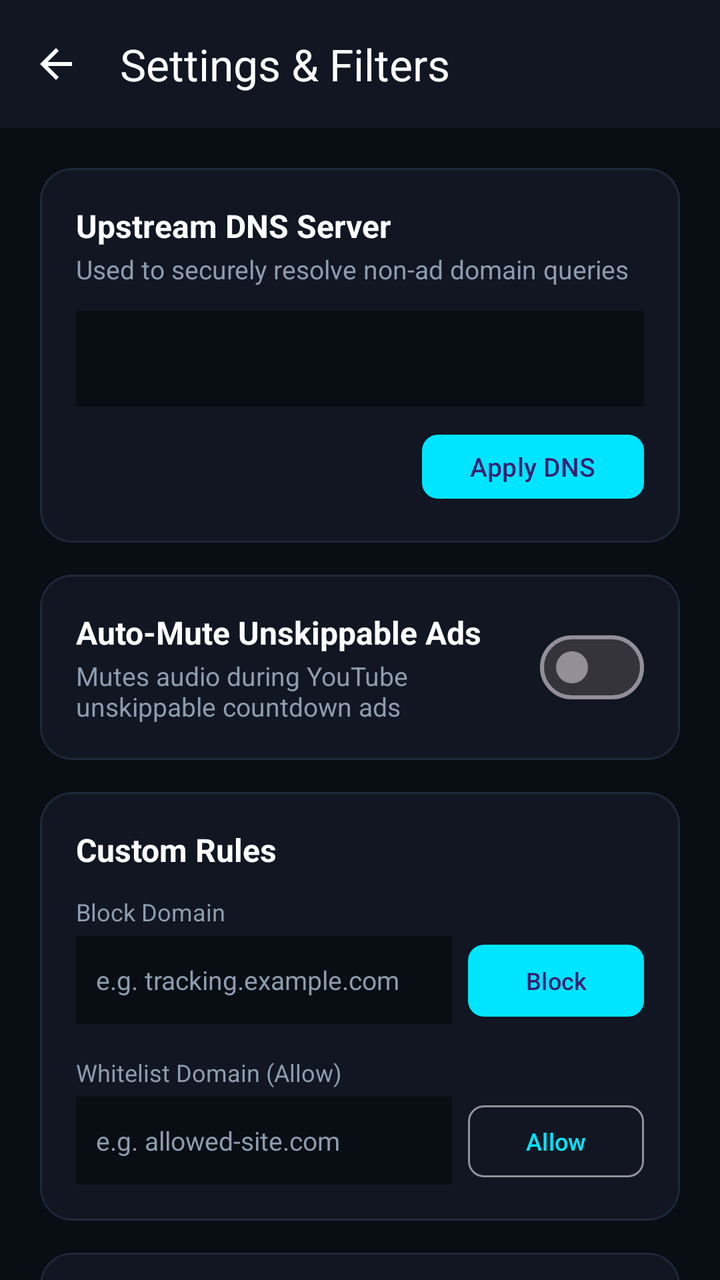
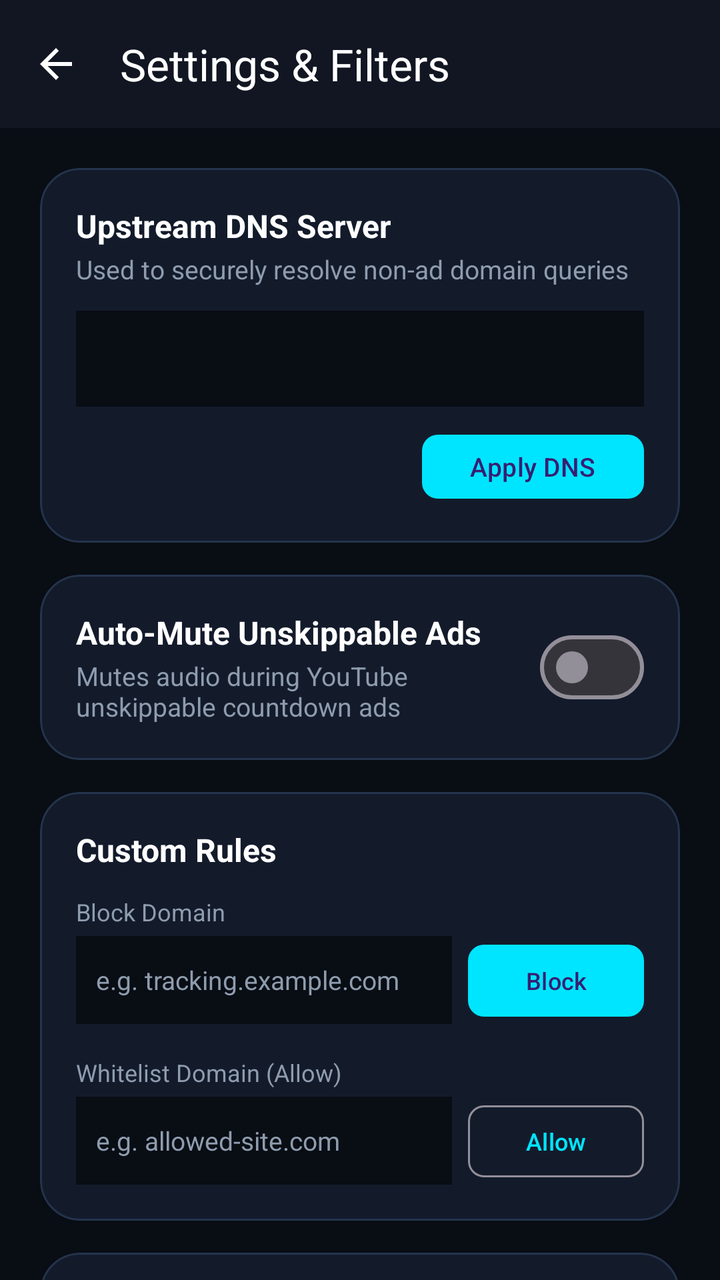

Before-and-after screenshots of an Android layout around one commit, followed by the original layout XML and the change that was made.
<!-- AndroidManifest.xml: application theme Theme.AdShield -->
<!-- res/layout/activity_settings.xml -->
<?xml version="1.0" encoding="utf-8"?>
<androidx.core.widget.NestedScrollView xmlns:android="http://schemas.android.com/apk/res/android"
    xmlns:app="http://schemas.android.com/apk/res-auto"
    android:layout_width="match_parent"
    android:layout_height="match_parent"
    android:background="@color/background_dark"
    android:fillViewport="true">

    <LinearLayout
        android:layout_width="match_parent"
        android:layout_height="wrap_content"
        android:orientation="vertical">

        
        <com.google.android.material.appbar.MaterialToolbar
            android:id="@+id/toolbar"
            android:layout_width="match_parent"
            android:layout_height="?attr/actionBarSize"
            android:background="@color/surface_dark"
            app:navigationIcon="@drawable/ic_arrow_back"
            app:navigationIconTint="@color/text_primary"
            app:title="Settings &amp; Filters"
            app:titleTextColor="@color/text_primary" />

        <LinearLayout
            android:layout_width="match_parent"
            android:layout_height="wrap_content"
            android:orientation="vertical"
            android:padding="20dp">

            
            <com.google.android.material.card.MaterialCardView
                android:layout_width="match_parent"
                android:layout_height="wrap_content"
                android:layout_marginBottom="16dp"
                app:cardBackgroundColor="@color/surface_dark"
                app:cardCornerRadius="16dp"
                app:strokeColor="@color/card_border"
                app:strokeWidth="1dp">

                <LinearLayout
                    android:layout_width="match_parent"
                    android:layout_height="wrap_content"
                    android:orientation="vertical"
                    android:padding="18dp">

                    <TextView
                        android:layout_width="wrap_content"
                        android:layout_height="wrap_content"
                        android:text="Upstream DNS Server"
                        android:textColor="@color/text_primary"
                        android:textSize="16sp"
                        android:textStyle="bold" />

                    <TextView
                        android:layout_width="wrap_content"
                        android:layout_height="wrap_content"
                        android:layout_marginTop="2dp"
                        android:layout_marginBottom="12dp"
                        android:text="Used to securely resolve non-ad domain queries"
                        android:textColor="@color/text_secondary"
                        android:textSize="13sp" />

                    <Spinner
                        android:id="@+id/spinnerDns"
                        android:layout_width="match_parent"
                        android:layout_height="48dp"
                        android:background="@drawable/ic_launcher_background"
                        android:backgroundTint="@color/background_dark" />

                    <Button
                        android:id="@+id/btnSaveDns"
                        android:layout_width="wrap_content"
                        android:layout_height="40dp"
                        android:layout_gravity="end"
                        android:layout_marginTop="10dp"
                        android:text="Apply DNS"
                        android:textSize="13sp"
                        app:cornerRadius="8dp" />
                </LinearLayout>
            </com.google.android.material.card.MaterialCardView>

            
            <com.google.android.material.card.MaterialCardView
                android:layout_width="match_parent"
                android:layout_height="wrap_content"
                android:layout_marginBottom="16dp"
                app:cardBackgroundColor="@color/surface_dark"
                app:cardCornerRadius="16dp"
                app:strokeColor="@color/card_border"
                app:strokeWidth="1dp">

                <RelativeLayout
                    android:layout_width="match_parent"
                    android:layout_height="wrap_content"
                    android:padding="18dp">

                    <LinearLayout
                        android:layout_width="wrap_content"
                        android:layout_height="wrap_content"
                        android:layout_toStartOf="@id/switchAutoMute"
                        android:orientation="vertical">

                        <TextView
                            android:layout_width="wrap_content"
                            android:layout_height="wrap_content"
                            android:text="Auto-Mute Unskippable Ads"
                            android:textColor="@color/text_primary"
                            android:textSize="16sp"
                            android:textStyle="bold" />

                        <TextView
                            android:layout_width="wrap_content"
                            android:layout_height="wrap_content"
                            android:layout_marginTop="2dp"
                            android:text="Mutes audio during YouTube unskippable countdown ads"
                            android:textColor="@color/text_secondary"
                            android:textSize="13sp" />
                    </LinearLayout>

                    <com.google.android.material.materialswitch.MaterialSwitch
                        android:id="@+id/switchAutoMute"
                        android:layout_width="wrap_content"
                        android:layout_height="wrap_content"
                        android:layout_alignParentEnd="true"
                        android:layout_centerVertical="true" />
                </RelativeLayout>
            </com.google.android.material.card.MaterialCardView>

            
            <com.google.android.material.card.MaterialCardView
                android:layout_width="match_parent"
                android:layout_height="wrap_content"
                android:layout_marginBottom="16dp"
                app:cardBackgroundColor="@color/surface_dark"
                app:cardCornerRadius="16dp"
                app:strokeColor="@color/card_border"
                app:strokeWidth="1dp">

                <LinearLayout
                    android:layout_width="match_parent"
                    android:layout_height="wrap_content"
                    android:orientation="vertical"
                    android:padding="18dp">

                    <TextView
                        android:layout_width="wrap_content"
                        android:layout_height="wrap_content"
                        android:text="Custom Rules"
                        android:textColor="@color/text_primary"
                        android:textSize="16sp"
                        android:textStyle="bold" />

                    
                    <TextView
                        android:layout_width="wrap_content"
                        android:layout_height="wrap_content"
                        android:layout_marginTop="12dp"
                        android:text="Block Domain"
                        android:textColor="@color/text_secondary"
                        android:textSize="12sp" />

                    <LinearLayout
                        android:layout_width="match_parent"
                        android:layout_height="wrap_content"
                        android:layout_marginTop="4dp"
                        android:orientation="horizontal">

                        <com.google.android.material.textfield.TextInputEditText
                            android:id="@+id/editBlacklistDomain"
                            android:layout_width="0dp"
                            android:layout_height="44dp"
                            android:layout_weight="1"
                            android:background="@drawable/ic_launcher_background"
                            android:backgroundTint="@color/background_dark"
                            android:hint="e.g. tracking.example.com"
                            android:maxLines="1"
                            android:paddingHorizontal="10dp"
                            android:textColor="@color/text_primary"
                            android:textColorHint="@color/text_secondary"
                            android:textSize="13sp" />

                        <Button
                            android:id="@+id/btnAddBlacklist"
                            android:layout_width="wrap_content"
                            android:layout_height="44dp"
                            android:layout_marginStart="8dp"
                            android:text="Block"
                            android:textSize="12sp"
                            app:cornerRadius="8dp" />
                    </LinearLayout>

                    
                    <TextView
                        android:layout_width="wrap_content"
                        android:layout_height="wrap_content"
                        android:layout_marginTop="16dp"
                        android:text="Whitelist Domain (Allow)"
                        android:textColor="@color/text_secondary"
                        android:textSize="12sp" />

                    <LinearLayout
                        android:layout_width="match_parent"
                        android:layout_height="wrap_content"
                        android:layout_marginTop="4dp"
                        android:orientation="horizontal">

                        <com.google.android.material.textfield.TextInputEditText
                            android:id="@+id/editWhitelistDomain"
                            android:layout_width="0dp"
                            android:layout_height="44dp"
                            android:layout_weight="1"
                            android:background="@drawable/ic_launcher_background"
                            android:backgroundTint="@color/background_dark"
                            android:hint="e.g. allowed-site.com"
                            android:maxLines="1"
                            android:paddingHorizontal="10dp"
                            android:textColor="@color/text_primary"
                            android:textColorHint="@color/text_secondary"
                            android:textSize="13sp" />

                        <Button
                            android:id="@+id/btnAddWhitelist"
                            style="@style/Widget.Material3.Button.OutlinedButton"
                            android:layout_width="wrap_content"
                            android:layout_height="44dp"
                            android:layout_marginStart="8dp"
                            android:text="Allow"
                            android:textSize="12sp"
                            app:cornerRadius="8dp" />
                    </LinearLayout>
                </LinearLayout>
            </com.google.android.material.card.MaterialCardView>

            
            <com.google.android.material.card.MaterialCardView
                android:layout_width="match_parent"
                android:layout_height="wrap_content"
                android:layout_marginBottom="16dp"
                app:cardBackgroundColor="@color/surface_dark"
                app:cardCornerRadius="16dp"
                app:strokeColor="@color/card_border"
                app:strokeWidth="1dp">

                <LinearLayout
                    android:layout_width="match_parent"
                    android:layout_height="wrap_content"
                    android:orientation="vertical"
                    android:padding="18dp">

                    <TextView
                        android:layout_width="wrap_content"
                        android:layout_height="wrap_content"
                        android:text="Start Page &amp; Personalization"
                        android:textColor="@color/text_primary"
                        android:textSize="16sp"
                        android:textStyle="bold" />

                    <TextView
                        android:layout_width="wrap_content"
                        android:layout_height="wrap_content"
                        android:layout_marginTop="2dp"
                        android:layout_marginBottom="14dp"
                        android:text="Customize homepage themes, wallpapers and speed dials"
                        android:textColor="@color/text_secondary"
                        android:textSize="13sp" />

                    <Button
                        android:id="@+id/btnWallpapersThemes"
                        style="@style/Widget.Material3.Button.TonalButton"
                        android:layout_width="match_parent"
                        android:layout_height="46dp"
                        android:layout_marginBottom="10dp"
                        android:text="Wallpapers &amp; Background Themes"
                        android:textSize="13sp"
                        app:cornerRadius="8dp" />

                    <Button
                        android:id="@+id/btnCustomizeSpeedDials"
                        style="@style/Widget.Material3.Button.OutlinedButton"
                        android:layout_width="match_parent"
                        android:layout_height="46dp"
                        android:text="Customize Speed Dial Shortcuts"
                        android:textSize="13sp"
                        app:cornerRadius="8dp" />
                </LinearLayout>
            </com.google.android.material.card.MaterialCardView>

            
            <com.google.android.material.card.MaterialCardView
                android:layout_width="match_parent"
                android:layout_height="wrap_content"
                app:cardBackgroundColor="@color/surface_dark"
                app:cardCornerRadius="16dp"
                app:strokeColor="@color/card_border"
                app:strokeWidth="1dp">

                <LinearLayout
                    android:layout_width="match_parent"
                    android:layout_height="wrap_content"
                    android:orientation="vertical"
                    android:padding="18dp">

                    <TextView
                        android:layout_width="wrap_content"
                        android:layout_height="wrap_content"
                        android:text="Native Android Private DNS (Zero Battery)"
                        android:textColor="@color/text_primary"
                        android:textSize="16sp"
                        android:textStyle="bold" />

                    <TextView
                        android:layout_width="wrap_content"
                        android:layout_height="wrap_content"
                        android:layout_marginTop="6dp"
                        android:lineSpacingExtra="3dp"
                        android:text="Android 9+ includes native Private DNS (DoT) which blocks ads system-wide without running any VPN background app at all:\n1. Settings -> Network &amp; Internet -> Private DNS.\n2. Select 'Private DNS provider hostname'.\n3. Enter: p2.freedns.controld.com"
                        android:textColor="@color/text_secondary"
                        android:textSize="13sp" />

                    <Button
                        android:id="@+id/btnCopyPrivateDns"
                        style="@style/Widget.Material3.Button.TonalButton"
                        android:layout_width="match_parent"
                        android:layout_height="44dp"
                        android:layout_marginTop="12dp"
                        android:text="Copy p2.freedns.controld.com"
                        android:textSize="13sp"
                        app:cornerRadius="8dp" />
                </LinearLayout>
            </com.google.android.material.card.MaterialCardView>

            
            <com.google.android.material.card.MaterialCardView
                android:layout_width="match_parent"
                android:layout_height="wrap_content"
                android:layout_marginTop="16dp"
                app:cardBackgroundColor="@color/surface_dark"
                app:cardCornerRadius="16dp"
                app:strokeColor="@color/card_border"
                app:strokeWidth="1dp">

                <LinearLayout
                    android:layout_width="match_parent"
                    android:layout_height="wrap_content"
                    android:orientation="vertical"
                    android:padding="18dp">

                    <TextView
                        android:layout_width="wrap_content"
                        android:layout_height="wrap_content"
                        android:text="FokkShield Updates"
                        android:textColor="@color/text_primary"
                        android:textSize="16sp"
                        android:textStyle="bold" />

                    <TextView
                        android:id="@+id/textSettingsVersionInfo"
                        android:layout_width="wrap_content"
                        android:layout_height="wrap_content"
                        android:layout_marginTop="4dp"
                        android:text="Installed Version: 1.0.30"
                        android:textColor="@color/fokk_cyan"
                        android:textSize="13sp" />

                    <Button
                        android:id="@+id/btnCheckForUpdates"
                        style="@style/Widget.Material3.Button.TonalButton"
                        android:layout_width="match_parent"
                        android:layout_height="44dp"
                        android:layout_marginTop="12dp"
                        android:text="Check for Updates Now"
                        android:textSize="13sp"
                        app:cornerRadius="8dp" />
                </LinearLayout>
            </com.google.android.material.card.MaterialCardView>

        </LinearLayout>
    </LinearLayout>
</androidx.core.widget.NestedScrollView>
<!-- resources referenced by this layout -->
<resources>
  <color name="background_dark">#090D14</color>
  <color name="card_border">#1E283C</color>
  <color name="fokk_cyan">#00E5FF</color>
  <color name="surface_dark">#111622</color>
  <color name="text_primary">#FFFFFF</color>
  <color name="text_secondary">#8E9CAE</color>
  <!-- drawable ic_arrow_back (drawable) -->
  <vector xmlns:android="http://schemas.android.com/apk/res/android"
      android:width="24dp"
      android:height="24dp"
      android:viewportWidth="24"
      android:viewportHeight="24">
    <path
        android:fillColor="#FFFFFF"
        android:pathData="M20,11H7.83l5.59,-5.59L12,4l-8,8 8,8 1.41,-1.41L7.83,13H20v-2z"/>
  </vector>
  <!-- drawable ic_launcher_background (drawable) -->
  <vector xmlns:android="http://schemas.android.com/apk/res/android"
      android:width="108dp"
      android:height="108dp"
      android:viewportWidth="108"
      android:viewportHeight="108">
    <path
        android:fillColor="#0164FF"
        android:pathData="M0,0h108v108h-108z"/>
  </vector>
  <style name="Theme.AdShield" parent="Theme.Material3.Dark.NoActionBar">
          <item name="colorPrimary">@color/secondary</item>
          <item name="colorSecondary">@color/accent_green</item>
          <item name="android:statusBarColor">@color/background_dark</item>
          <item name="android:navigationBarColor">@color/background_dark</item>
          <item name="android:windowBackground">@color/background_dark</item>
      </style>
  <color name="secondary">#00E5FF</color>
  <color name="accent_green">#00E676</color>
</resources>

<!-- the commit's change to res/layout/activity_settings.xml (unified diff, before → after) -->
@@ -33,9 +33,9 @@
                 android:layout_width="match_parent"
                 android:layout_height="wrap_content"
                 android:layout_marginBottom="16dp"
-                app:cardBackgroundColor="@color/surface_dark"
-                app:cardCornerRadius="16dp"
-                app:strokeColor="@color/card_border"
+                app:cardBackgroundColor="#131B2B"
+                app:cardCornerRadius="20dp"
+                app:strokeColor="#24344D"
                 app:strokeWidth="1dp">
 
                 <LinearLayout
@@ -85,9 +85,9 @@
                 android:layout_width="match_parent"
                 android:layout_height="wrap_content"
                 android:layout_marginBottom="16dp"
-                app:cardBackgroundColor="@color/surface_dark"
-                app:cardCornerRadius="16dp"
-                app:strokeColor="@color/card_border"
+                app:cardBackgroundColor="#131B2B"
+                app:cardCornerRadius="20dp"
+                app:strokeColor="#24344D"
                 app:strokeWidth="1dp">
 
                 <RelativeLayout
@@ -132,9 +132,9 @@
                 android:layout_width="match_parent"
                 android:layout_height="wrap_content"
                 android:layout_marginBottom="16dp"
-                app:cardBackgroundColor="@color/surface_dark"
-                app:cardCornerRadius="16dp"
-                app:strokeColor="@color/card_border"
+                app:cardBackgroundColor="#131B2B"
+                app:cardCornerRadius="20dp"
+                app:strokeColor="#24344D"
                 app:strokeWidth="1dp">
 
                 <LinearLayout
@@ -237,9 +237,9 @@
                 android:layout_width="match_parent"
                 android:layout_height="wrap_content"
                 android:layout_marginBottom="16dp"
-                app:cardBackgroundColor="@color/surface_dark"
-                app:cardCornerRadius="16dp"
-                app:strokeColor="@color/card_border"
+                app:cardBackgroundColor="#131B2B"
+                app:cardCornerRadius="20dp"
+                app:strokeColor="#24344D"
                 app:strokeWidth="1dp">
 
                 <LinearLayout
@@ -290,9 +290,9 @@
             <com.google.android.material.card.MaterialCardView
                 android:layout_width="match_parent"
                 android:layout_height="wrap_content"
-                app:cardBackgroundColor="@color/surface_dark"
-                app:cardCornerRadius="16dp"
-                app:strokeColor="@color/card_border"
+                app:cardBackgroundColor="#131B2B"
+                app:cardCornerRadius="20dp"
+                app:strokeColor="#24344D"
                 app:strokeWidth="1dp">
 
                 <LinearLayout
@@ -335,9 +335,9 @@
                 android:layout_width="match_parent"
                 android:layout_height="wrap_content"
                 android:layout_marginTop="16dp"
-                app:cardBackgroundColor="@color/surface_dark"
-                app:cardCornerRadius="16dp"
-                app:strokeColor="@color/card_border"
+                app:cardBackgroundColor="#131B2B"
+                app:cardCornerRadius="20dp"
+                app:strokeColor="#24344D"
                 app:strokeWidth="1dp">
 
                 <LinearLayout
<!-- resource entries referenced after the edit -->
@@ -1,7 +1,6 @@
 <!-- resources referenced by this layout -->
 <resources>
   <color name="background_dark">#090D14</color>
-  <color name="card_border">#1E283C</color>
   <color name="fokk_cyan">#00E5FF</color>
   <color name="surface_dark">#111622</color>
   <color name="text_primary">#FFFFFF</color>
